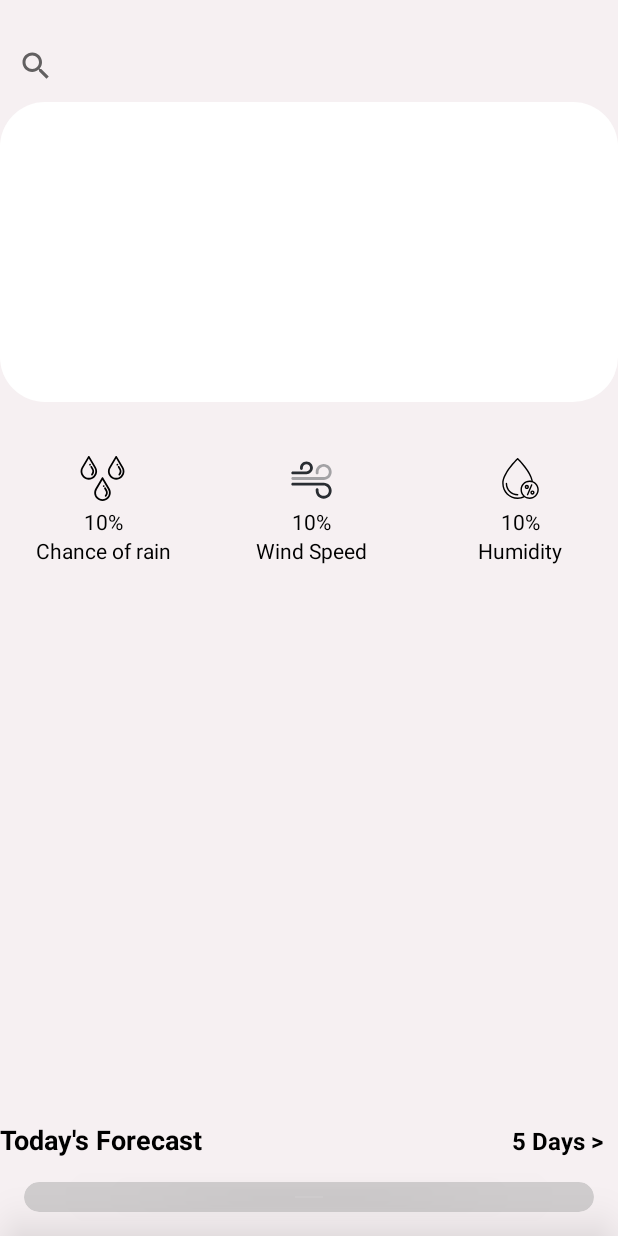
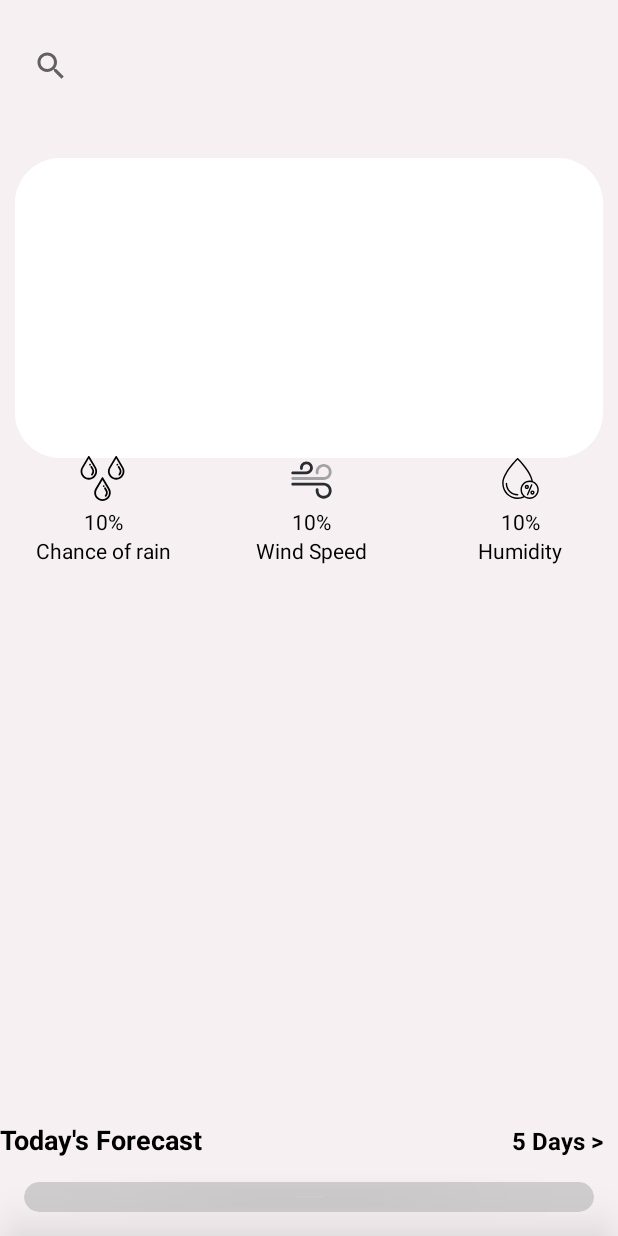
Before and after one commit to ZubkoKarina/Kotlin_Weather_Forecast_App, an Android app: the screen it shows after launch (MainActivity), on a phone screen of 412 x 824 dp. Run offline under Robolectric (Android 15) with nearby library versions, the phone set to English and light mode, and no system bars; our stand-ins replace data binding; 3 statements that could not run were skipped.

Commit message:
Layout modifications v2

```diff
--- a/app/src/main/res/layout/testlayout.xml
+++ b/app/src/main/res/layout/testlayout.xml
@@ -18,14 +18,36 @@
             android:id="@+id/searchView"
             android:layout_width="match_parent"
             android:layout_height="wrap_content"
+            android:layout_marginStart="10dp"
             android:layout_marginTop="20dp"
+            android:layout_marginEnd="10dp"
             app:layout_constraintEnd_toEndOf="parent"
             app:layout_constraintStart_toStartOf="parent"
             app:layout_constraintTop_toTopOf="parent" />
 
+        <TextView
+            android:id="@+id/cityName"
+            android:layout_width="wrap_content"
+            android:layout_height="wrap_content"
+            android:layout_gravity="center"
+            android:layout_margin="10dp"
+            android:layout_marginBottom="10dp"
+            android:text="@{vm.cityName}"
+            android:textColor="@android:color/black"
+            android:textSize="20sp"
+            android:textStyle="bold"
+            app:layout_constraintBottom_toTopOf="@+id/constraintLayout"
+            app:layout_constraintEnd_toEndOf="parent"
+            app:layout_constraintStart_toStartOf="parent"
+            app:layout_constraintTop_toBottomOf="@+id/searchView" />
+
         <androidx.constraintlayout.widget.ConstraintLayout
+            android:id="@+id/constraintLayout"
             android:layout_width="match_parent"
             android:layout_height="200dp"
+            android:layout_marginStart="10dp"
+            android:layout_marginTop="37dp"
+            android:layout_marginEnd="10dp"
             app:layout_constraintEnd_toEndOf="parent"
             app:layout_constraintStart_toStartOf="parent"
             app:layout_constraintTop_toBottomOf="@+id/searchView">
@@ -57,16 +79,7 @@
 
 
 
-            <TextView
-                android:id="@+id/cityName"
-                android:layout_width="wrap_content"
-                android:layout_height="wrap_content"
-                android:layout_gravity="center"
-                android:layout_margin="10dp"
-                android:text="@{vm.cityName}"
-                android:textColor="@android:color/black"
-                android:textSize="20sp"
-                android:textStyle="bold" />
+
 
             <ImageView
                 android:id="@+id/imageMain"
```
